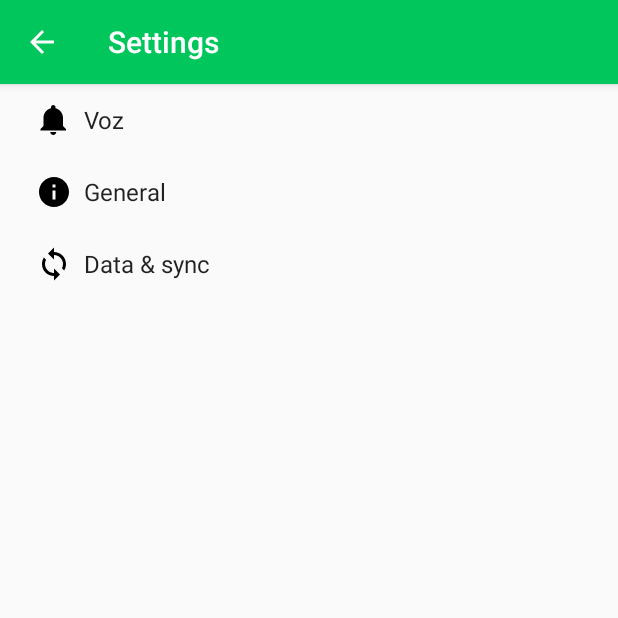
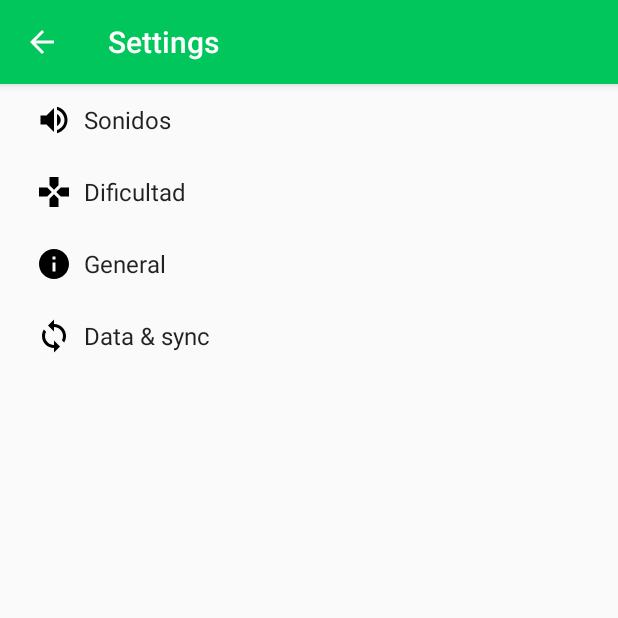
Before and after one commit to CEBracco/MEMORIABraccoCuevas, an Android app: the SettingsActivity screen opened directly, with no data from a screen before it, on a phone screen of 412 x 824 dp, the top half of it. Run offline under Robolectric (Android 15) with nearby library versions, the phone set to English and light mode, and no system bars.

Commit message:
Agrego pantalla de configuracion  de dificultad(sin seekbar)

```diff
--- a/app/src/main/java/ar/org/cedica/memoriabraccocuevas/SettingsActivity.java
+++ b/app/src/main/java/ar/org/cedica/memoriabraccocuevas/SettingsActivity.java
@@ -141,6 +141,7 @@ public class SettingsActivity extends AppCompatPreferenceActivity {
         return PreferenceFragment.class.getName().equals(fragmentName)
                 || GeneralPreferenceFragment.class.getName().equals(fragmentName)
                 || DataSyncPreferenceFragment.class.getName().equals(fragmentName)
+                || DifficultyPreferenceFragment.class.getName().equals(fragmentName)
                 || VoicePreferenceFragment.class.getName().equals(fragmentName);
     }
 
@@ -181,6 +182,7 @@ public class SettingsActivity extends AppCompatPreferenceActivity {
      */
     @TargetApi(Build.VERSION_CODES.HONEYCOMB)
     public static class VoicePreferenceFragment extends PreferenceFragment {
+
         @Override
         public void onCreate(Bundle savedInstanceState) {
             super.onCreate(savedInstanceState);
@@ -188,7 +190,6 @@ public class SettingsActivity extends AppCompatPreferenceActivity {
             setHasOptionsMenu(true);
 
         }
-
         @Override
         public boolean onOptionsItemSelected(MenuItem item) {
             int id = item.getItemId();
@@ -198,6 +199,29 @@ public class SettingsActivity extends AppCompatPreferenceActivity {
             }
             return super.onOptionsItemSelected(item);
         }
+
+    }
+
+    @TargetApi(Build.VERSION_CODES.HONEYCOMB)
+    public static class DifficultyPreferenceFragment extends PreferenceFragment {
+
+        @Override
+        public void onCreate(Bundle savedInstanceState) {
+            super.onCreate(savedInstanceState);
+            addPreferencesFromResource(R.xml.pref_difficulty);
+            setHasOptionsMenu(true);
+
+        }
+        @Override
+        public boolean onOptionsItemSelected(MenuItem item) {
+            int id = item.getItemId();
+            if (id == android.R.id.home) {
+                startActivity(new Intent(getActivity(), SettingsActivity.class));
+                return true;
+            }
+            return super.onOptionsItemSelected(item);
+        }
+
     }
 
     /**
@@ -206,6 +230,7 @@ public class SettingsActivity extends AppCompatPreferenceActivity {
      */
     @TargetApi(Build.VERSION_CODES.HONEYCOMB)
     public static class DataSyncPreferenceFragment extends PreferenceFragment {
+
         @Override
         public void onCreate(Bundle savedInstanceState) {
             super.onCreate(savedInstanceState);
@@ -218,7 +243,6 @@ public class SettingsActivity extends AppCompatPreferenceActivity {
             // guidelines.
             bindPreferenceSummaryToValue(findPreference("sync_frequency"));
         }
-
         @Override
         public boolean onOptionsItemSelected(MenuItem item) {
             int id = item.getItemId();
@@ -228,5 +252,6 @@ public class SettingsActivity extends AppCompatPreferenceActivity {
             }
             return super.onOptionsItemSelected(item);
         }
+
     }
 }
--- /dev/null
+++ b/app/src/main/res/drawable/ic_gamepad_black_24dp.xml
@@ -0,0 +1,9 @@
+<vector xmlns:android="http://schemas.android.com/apk/res/android"
+        android:width="24dp"
+        android:height="24dp"
+        android:viewportWidth="24.0"
+        android:viewportHeight="24.0">
+    <path
+        android:fillColor="#FF000000"
+        android:pathData="M15,7.5V2H9v5.5l3,3 3,-3zM7.5,9H2v6h5.5l3,-3 -3,-3zM9,16.5V22h6v-5.5l-3,-3 -3,3zM16.5,9l-3,3 3,3H22V9h-5.5z"/>
+</vector>
--- /dev/null
+++ b/app/src/main/res/drawable/ic_volume_up_black_24dp.xml
@@ -0,0 +1,9 @@
+<vector xmlns:android="http://schemas.android.com/apk/res/android"
+        android:width="24dp"
+        android:height="24dp"
+        android:viewportWidth="24.0"
+        android:viewportHeight="24.0">
+    <path
+        android:fillColor="#FF000000"
+        android:pathData="M3,9v6h4l5,5L12,4L7,9L3,9zM16.5,12c0,-1.77 -1.02,-3.29 -2.5,-4.03v8.05c1.48,-0.73 2.5,-2.25 2.5,-4.02zM14,3.23v2.06c2.89,0.86 5,3.54 5,6.71s-2.11,5.85 -5,6.71v2.06c4.01,-0.91 7,-4.49 7,-8.77s-2.99,-7.86 -7,-8.77z"/>
+</vector>
--- a/app/src/main/res/values-v21/arrays.xml
+++ b/app/src/main/res/values-v21/arrays.xml
@@ -4,4 +4,10 @@
         <item>Masculina</item>
         <item>Femenina</item>
     </string-array>
+    <string-array name="pref_levels">
+        <item>Inicial</item>
+        <item>Medio</item>
+        <item>Avanzado</item>
+        <item>Experto</item>
+    </string-array>
 </resources>
--- a/app/src/main/res/values-w820dp/arrays.xml
+++ b/app/src/main/res/values-w820dp/arrays.xml
@@ -4,4 +4,10 @@
         <item>Masculina</item>
         <item>Femenina</item>
     </string-array>
+    <string-array name="pref_levels">
+        <item>Inicial</item>
+        <item>Medio</item>
+        <item>Avanzado</item>
+        <item>Experto</item>
+    </string-array>
 </resources>
--- a/app/src/main/res/values/arrays.xml
+++ b/app/src/main/res/values/arrays.xml
@@ -4,4 +4,10 @@
         <item>Masculina</item>
         <item>Femenina</item>
     </string-array>
+    <string-array name="pref_levels">
+        <item>Inicial</item>
+        <item>Medio</item>
+        <item>Avanzado</item>
+        <item>Experto</item>
+    </string-array>
 </resources>
--- a/app/src/main/res/values/strings.xml
+++ b/app/src/main/res/values/strings.xml
@@ -66,8 +66,11 @@
     <string name="pref_title_system_sync_settings">System sync settings</string>
 
     <!-- Sounds Settings -->
-    <string name="pref_header_notifications">Sonidos</string>
+    <string name="pref_header_sounds">Sonidos</string>
 
     <string name="pref_voz">Voz</string>
     <string name="pref_voice_gender">Género</string>
+    <string name="pref_level_label">Nivel</string>
+    <string name="pref_time">Tiempo</string>
+    <string name="pref_header_difficulty">Dificultad</string>
 </resources>
--- /dev/null
+++ b/app/src/main/res/xml/pref_difficulty.xml
@@ -0,0 +1,13 @@
+<PreferenceScreen xmlns:android="http://schemas.android.com/apk/res/android">
+
+    <ListPreference
+        android:key="pref_level"
+        android:title="@string/pref_level_label"
+        android:entries="@array/pref_levels"
+        android:entryValues="@array/pref_levels" />
+
+    <SwitchPreference
+        android:defaultValue="true"
+        android:key="pref_enable_time"
+        android:title="@string/pref_time" />
+</PreferenceScreen>
--- a/app/src/main/res/xml/pref_headers.xml
+++ b/app/src/main/res/xml/pref_headers.xml
@@ -4,8 +4,13 @@
 
     <header
         android:fragment="ar.org.cedica.memoriabraccocuevas.SettingsActivity$VoicePreferenceFragment"
-        android:icon="@drawable/ic_notifications_black_24dp"
-        android:title="@string/pref_voz" />
+        android:icon="@drawable/ic_volume_up_black_24dp"
+        android:title="@string/pref_header_sounds" />
+
+    <header
+        android:fragment="ar.org.cedica.memoriabraccocuevas.SettingsActivity$DifficultyPreferenceFragment"
+        android:icon="@drawable/ic_gamepad_black_24dp"
+        android:title="@string/pref_header_difficulty" />
 
     <header
         android:fragment="ar.org.cedica.memoriabraccocuevas.SettingsActivity$GeneralPreferenceFragment"
```
